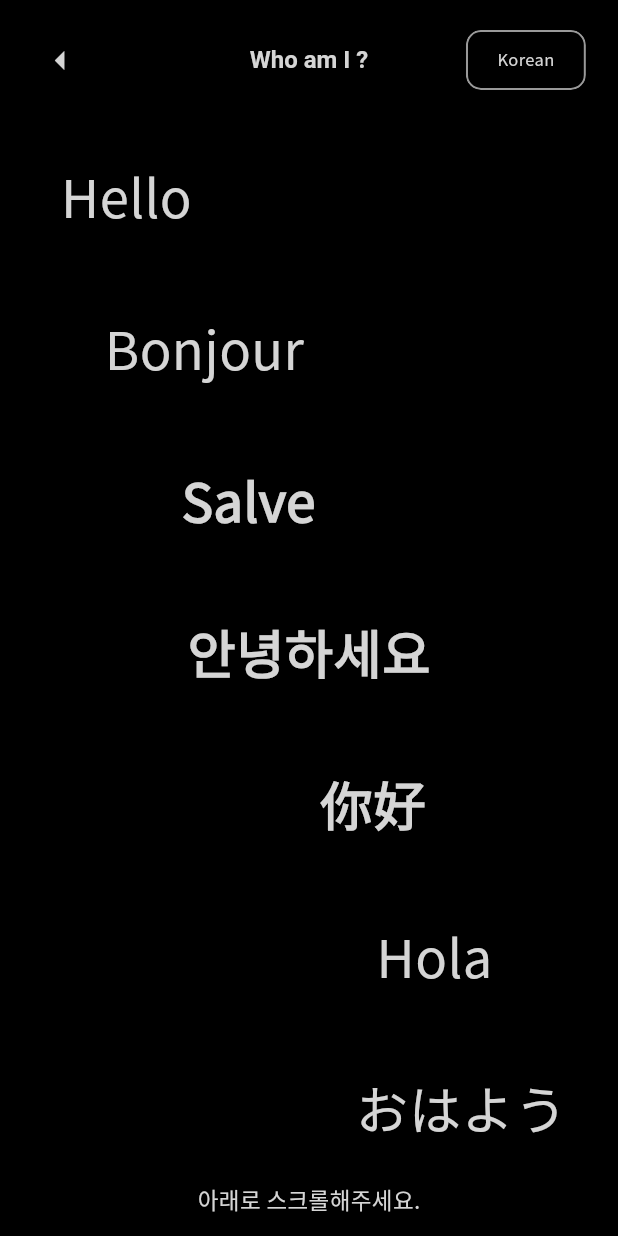
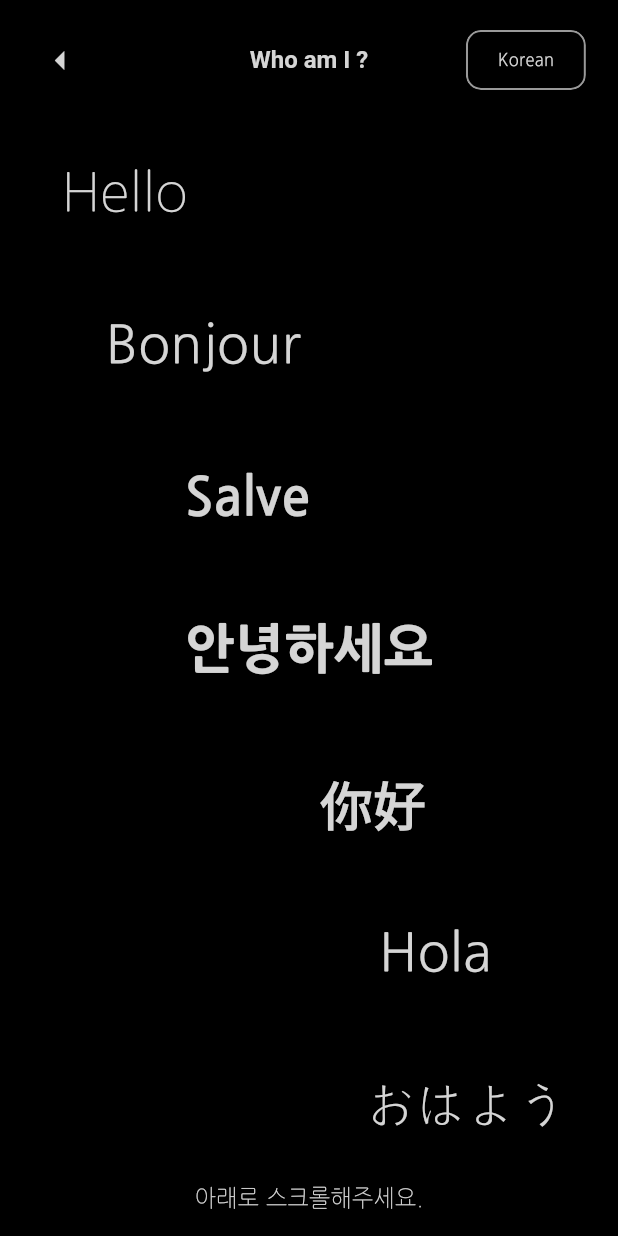
Before and after one commit to jeongwoo0427/aboutme, a Flutter app: the HomeScreen screen opened by its route, after a tap on "Who am I ?", on a phone screen of 412 x 824 dp. Run offline on Flutter 3.47's test engine with Material 3 defaults, Android fonts, the phone set to English and light mode, and no system bars; drawn by our look-alikes of flutter_animate; our stand-ins replace dio, flutter_riverpod, flutter_svg, fluttertoast, go_router, loading_animation_widget and 4 more; accounts and stored records are empty; network calls fail.

Commit message:
fix : flutter web font 용량 최적화를 위해 폰트 변경

```diff
--- a/lib/constants/app_font_family.dart
+++ b/lib/constants/app_font_family.dart
@@ -1,7 +1,7 @@
 class AppFontFamily{
-  // static const String notoSansKR = 'NotoSansKR';
-  // static const String cookieRunKR = 'CookieRunKR';
-  static const String notoSansKR = 'NotoSansKR';
+
+  //static const String notoSansKR = 'NotoSansKR';
+  static const String nanumGothic = 'NanumGothic';
 
 
   // static const String cookie_run = 'cookie_run';
--- a/lib/constants/themes/app_themes.dart
+++ b/lib/constants/themes/app_themes.dart
@@ -9,7 +9,7 @@ class AppThemes {
   static final ThemeData lightTheme = ThemeData(
     //useMaterial3: true,
     brightness: Brightness.light,
-    fontFamily: AppFontFamily.notoSansKR,
+    fontFamily: AppFontFamily.nanumGothic,
     scaffoldBackgroundColor: AppColorSchemes.lightColorScheme.background,
     appBarTheme: const AppBarTheme().copyWith(
         surfaceTintColor: AppColorSchemes.lightColorScheme.background,
@@ -27,7 +27,7 @@ class AppThemes {
   static final ThemeData darkTheme = ThemeData(
       //useMaterial3: true,
       brightness: Brightness.dark,
-      fontFamily: AppFontFamily.notoSansKR,
+      fontFamily: AppFontFamily.nanumGothic,
       scaffoldBackgroundColor: Colors.black,
       appBarTheme: const AppBarTheme().copyWith(
           surfaceTintColor: AppColorSchemes.darkColorScheme.surfaceTint,
--- a/lib/constants/themes/typography.dart
+++ b/lib/constants/themes/typography.dart
@@ -3,7 +3,7 @@ import 'package:flutter/material.dart';
 import '../app_font_family.dart';
 
 
-const _defaultFont = TextStyle(fontFamily: AppFontFamily.notoSansKR);
+const _defaultFont = TextStyle(fontFamily: AppFontFamily.nanumGothic);
 ///TODO : 모바일 단말기에서 테스트 진행해보기
 
 //final _defaultFont = GoogleFonts.notoSans();
--- a/lib/main.dart
+++ b/lib/main.dart
@@ -1,3 +1,4 @@
+import 'package:aboutme/constants/app_font_family.dart';
 import 'package:flutter/material.dart';
 import 'package:flutter/services.dart';
 import 'package:flutter_riverpod/flutter_riverpod.dart';
@@ -17,10 +18,6 @@ void main() async {
       DeviceOrientation.portraitDown,
     ],
   );
-
-  // Show a loading indicator before running the full app (optional)
-  // The platform's loading screen will be used while awaiting if you omit this.
-  //runApp(const ErrorScreen());
 
   // Get the instance of shared preferences
   SharedPreferencesService.initialize(await SharedPreferences.getInstance()); //initial preferences singleton
```
Also changed, not shown: pubspec.yaml (+18 -7 lines), assets/fonts/nanum-gothic/NanumGothic.otf (added), assets/fonts/nanum-gothic/NanumGothicBold.otf (added), assets/fonts/nanum-gothic/NanumGothicExtraBold.otf (added), assets/fonts/nanum-gothic/NanumGothicLight.otf (added), 1 other file.
